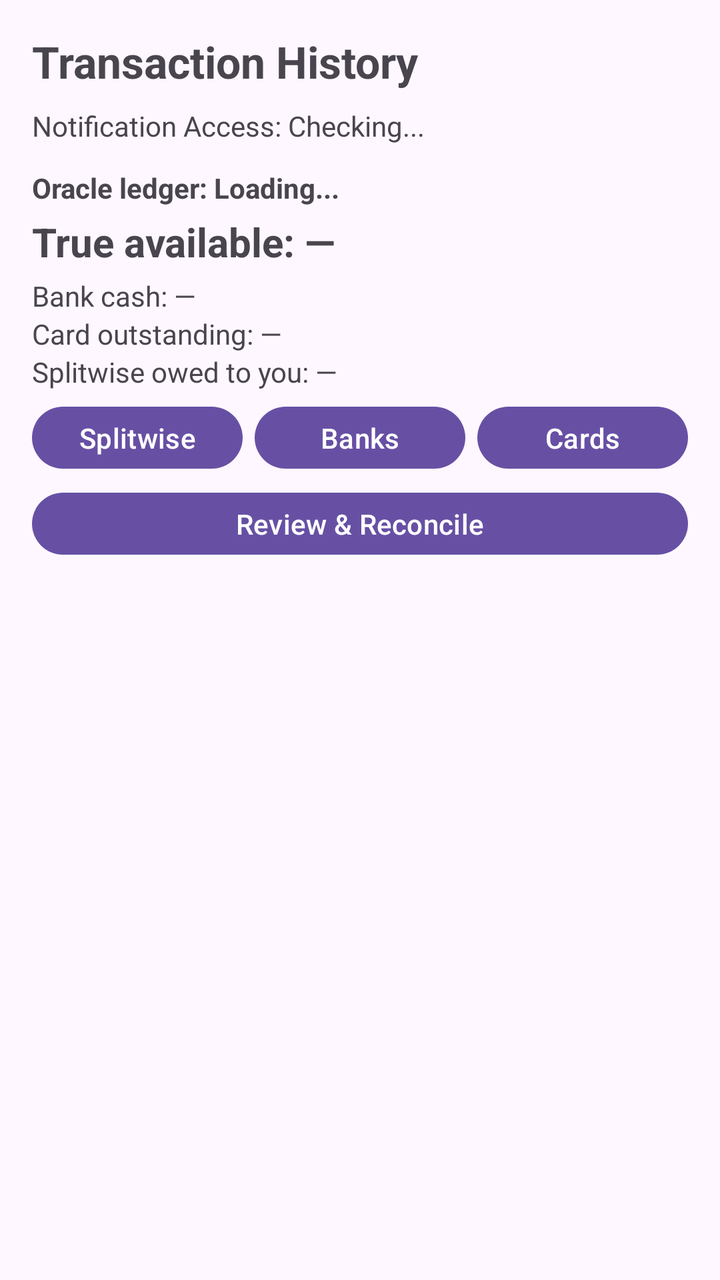
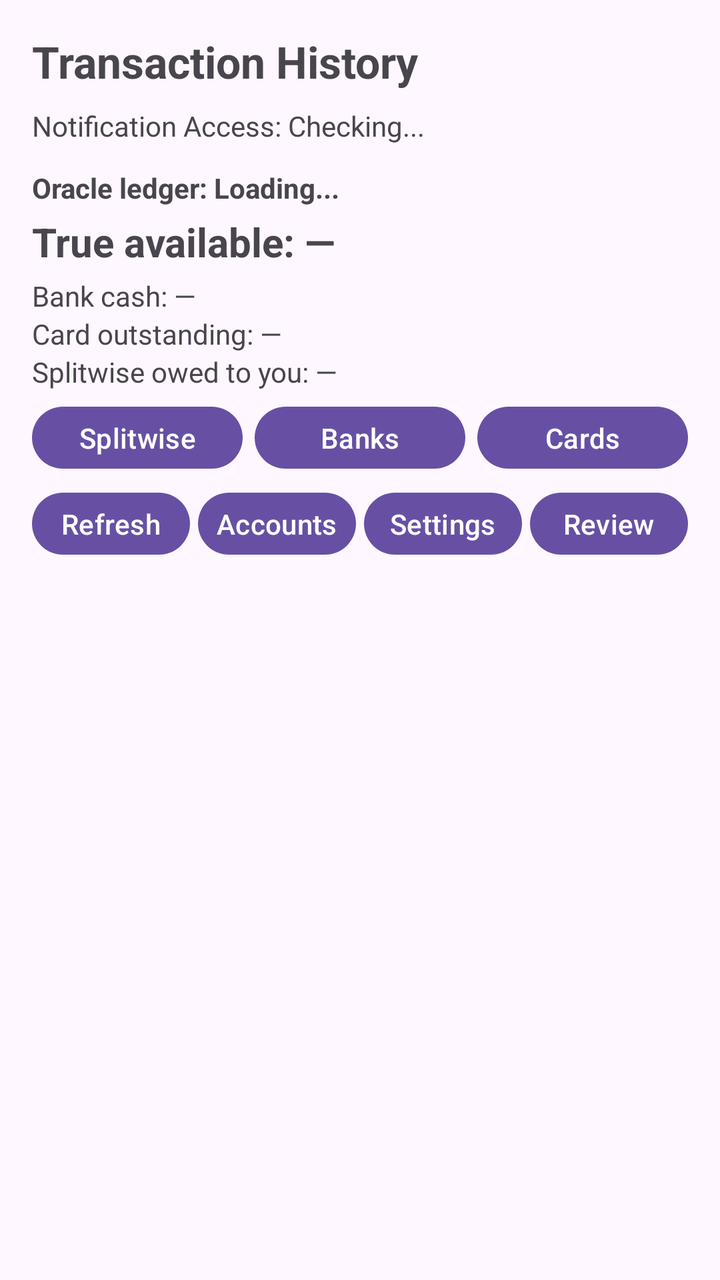

Compare the two renders of this Android layout. The source of the first and the diff that turns it into the second are given below.
<!-- AndroidManifest.xml: application theme Theme.FinanceSMSTracker -->
<!-- res/layout/activity_main.xml -->
<?xml version="1.0" encoding="utf-8"?>
<androidx.constraintlayout.widget.ConstraintLayout xmlns:android="http://schemas.android.com/apk/res/android"
    xmlns:app="http://schemas.android.com/apk/res-auto"
    xmlns:tools="http://schemas.android.com/tools"
    android:id="@+id/main"
    android:layout_width="match_parent"
    android:layout_height="match_parent"
    android:padding="16dp"
    tools:context=".MainActivity">

    <TextView
        android:id="@+id/textViewTitle"
        android:layout_width="wrap_content"
        android:layout_height="wrap_content"
        android:text="Transaction History"
        android:textSize="22sp"
        android:textStyle="bold"
        app:layout_constraintStart_toStartOf="parent"
        app:layout_constraintTop_toTopOf="parent" />

    <Button
        android:id="@+id/buttonOpenNotificationSettings"
        android:layout_width="0dp"
        android:layout_height="wrap_content"
        android:layout_marginTop="12dp"
        android:text="Open Notification Access Settings"
        android:visibility="gone"
        app:layout_constraintEnd_toEndOf="parent"
        app:layout_constraintStart_toStartOf="parent"
        app:layout_constraintTop_toBottomOf="@id/textViewTitle" />

    <TextView
        android:id="@+id/textViewNotificationStatus"
        android:layout_width="0dp"
        android:layout_height="wrap_content"
        android:layout_marginTop="8dp"
        android:text="Notification Access: Checking..."
        android:textSize="14sp"
        app:layout_constraintEnd_toEndOf="parent"
        app:layout_constraintStart_toStartOf="parent"
        app:layout_constraintTop_toBottomOf="@id/buttonOpenNotificationSettings" />

    <LinearLayout
        android:id="@+id/oracleLedgerPanel"
        android:layout_width="0dp"
        android:layout_height="wrap_content"
        android:layout_marginTop="12dp"
        android:orientation="vertical"
        app:layout_constraintEnd_toEndOf="parent"
        app:layout_constraintStart_toStartOf="parent"
        app:layout_constraintTop_toBottomOf="@id/textViewNotificationStatus">

        <TextView
            android:id="@+id/textViewOracleStatus"
            android:layout_width="wrap_content"
            android:layout_height="wrap_content"
            android:text="Oracle ledger: Loading..."
            android:textSize="14sp"
            android:textStyle="bold" />

        <TextView
            android:id="@+id/textViewTrueAvailable"
            android:layout_width="wrap_content"
            android:layout_height="wrap_content"
            android:layout_marginTop="4dp"
            android:text="True available: —"
            android:textSize="20sp"
            android:textStyle="bold" />

        <TextView
            android:id="@+id/textViewBankCash"
            android:layout_width="wrap_content"
            android:layout_height="wrap_content"
            android:layout_marginTop="4dp"
            android:text="Bank cash: —"
            android:textSize="14sp" />

        <TextView
            android:id="@+id/textViewCardOutstanding"
            android:layout_width="wrap_content"
            android:layout_height="wrap_content"
            android:text="Card outstanding: —"
            android:textSize="14sp" />

        <TextView
            android:id="@+id/textViewSplitwiseReceivable"
            android:layout_width="wrap_content"
            android:layout_height="wrap_content"
            android:text="Splitwise owed to you: —"
            android:textSize="14sp" />

        <LinearLayout
            android:layout_width="match_parent"
            android:layout_height="wrap_content"
            android:layout_marginTop="4dp"
            android:orientation="horizontal">

            <Button
                android:id="@+id/buttonEditSplitwise"
                android:layout_width="0dp"
                android:layout_height="wrap_content"
                android:layout_weight="1"
                android:minHeight="0dp"
                android:paddingStart="4dp"
                android:paddingEnd="4dp"
                android:text="Splitwise" />

            <Button
                android:id="@+id/buttonEditBankAccounts"
                android:layout_width="0dp"
                android:layout_height="wrap_content"
                android:layout_marginStart="6dp"
                android:layout_weight="1"
                android:minHeight="0dp"
                android:paddingStart="4dp"
                android:paddingEnd="4dp"
                android:text="Banks" />

            <Button
                android:id="@+id/buttonEditCreditCards"
                android:layout_width="0dp"
                android:layout_height="wrap_content"
                android:layout_marginStart="6dp"
                android:layout_weight="1"
                android:minHeight="0dp"
                android:paddingStart="4dp"
                android:paddingEnd="4dp"
                android:text="Cards" />
        </LinearLayout>

    </LinearLayout>

    <Button
        android:id="@+id/buttonReviewReconcile"
        android:layout_width="0dp"
        android:layout_height="wrap_content"
        android:layout_marginTop="4dp"
        android:minHeight="0dp"
        android:paddingStart="8dp"
        android:paddingEnd="8dp"
        android:text="Review &amp; Reconcile"
        app:layout_constraintEnd_toEndOf="parent"
        app:layout_constraintStart_toStartOf="parent"
        app:layout_constraintTop_toBottomOf="@id/oracleLedgerPanel" />

    <androidx.recyclerview.widget.RecyclerView
        android:id="@+id/recyclerViewTransactions"
        android:layout_width="0dp"
        android:layout_height="0dp"
        android:layout_marginTop="12dp"
        app:layout_constraintBottom_toBottomOf="parent"
        app:layout_constraintEnd_toEndOf="parent"
        app:layout_constraintStart_toStartOf="parent"
        app:layout_constraintTop_toBottomOf="@id/buttonReviewReconcile"
        tools:listitem="@layout/item_transaction" />

    <TextView
        android:id="@+id/textViewEmpty"
        android:layout_width="wrap_content"
        android:layout_height="wrap_content"
        android:text="No transactions found."
        android:textSize="16sp"
        android:visibility="gone"
        app:layout_constraintBottom_toBottomOf="parent"
        app:layout_constraintEnd_toEndOf="parent"
        app:layout_constraintStart_toStartOf="parent"
        app:layout_constraintTop_toTopOf="@id/recyclerViewTransactions" />

</androidx.constraintlayout.widget.ConstraintLayout>
<!-- res/layout/item_transaction.xml (included above) -->
<?xml version="1.0" encoding="utf-8"?>
<androidx.cardview.widget.CardView xmlns:android="http://schemas.android.com/apk/res/android"
    xmlns:app="http://schemas.android.com/apk/res-auto"
    android:layout_width="match_parent"
    android:layout_height="wrap_content"
    android:layout_marginBottom="8dp"
    app:cardCornerRadius="8dp"
    app:cardElevation="2dp">

    <LinearLayout
        android:layout_width="match_parent"
        android:layout_height="wrap_content"
        android:orientation="vertical"
        android:padding="12dp">

        <LinearLayout
            android:layout_width="match_parent"
            android:layout_height="wrap_content"
            android:orientation="horizontal">

            <TextView
                android:id="@+id/textViewMerchant"
                android:layout_width="0dp"
                android:layout_height="wrap_content"
                android:layout_weight="1"
                android:text="Merchant / Payee"
                android:textColor="@android:color/black"
                android:textSize="16sp"
                android:textStyle="bold" />

            <TextView
                android:id="@+id/textViewAmount"
                android:layout_width="wrap_content"
                android:layout_height="wrap_content"
                android:text="₹0.00"
                android:textSize="16sp"
                android:textStyle="bold" />
        </LinearLayout>

        <LinearLayout
            android:layout_width="match_parent"
            android:layout_height="wrap_content"
            android:layout_marginTop="4dp"
            android:orientation="horizontal">

            <TextView
                android:id="@+id/textViewCategory"
                android:layout_width="wrap_content"
                android:layout_height="wrap_content"
                android:background="#E0E0E0"
                android:paddingHorizontal="6dp"
                android:paddingVertical="2dp"
                android:text="CATEGORY"
                android:textSize="12sp"
                android:textStyle="bold" />

            <TextView
                android:id="@+id/textViewType"
                android:layout_width="wrap_content"
                android:layout_height="wrap_content"
                android:layout_marginStart="8dp"
                android:text="DEBIT"
                android:textSize="12sp" />

            <TextView
                android:id="@+id/textViewPaymentMethod"
                android:layout_width="0dp"
                android:layout_height="wrap_content"
                android:layout_weight="1"
                android:layout_marginStart="8dp"
                android:text="UPI"
                android:textSize="12sp" />

            <TextView
                android:id="@+id/textViewBank"
                android:layout_width="wrap_content"
                android:layout_height="wrap_content"
                android:text="HDFC"
                android:textSize="12sp" />
        </LinearLayout>

        <TextView
            android:id="@+id/textViewDateTime"
            android:layout_width="match_parent"
            android:layout_height="wrap_content"
            android:layout_marginTop="6dp"
            android:text="12 Oct 2023, 10:30 AM"
            android:textSize="11sp"
            android:textColor="@android:color/darker_gray" />

    </LinearLayout>
</androidx.cardview.widget.CardView>
<!-- resources referenced by this layout -->
<resources>
  <style name="Theme.FinanceSMSTracker" parent="Base.Theme.FinanceSMSTracker" />
  <style name="Base.Theme.FinanceSMSTracker" parent="Theme.Material3.DayNight.NoActionBar">
          
          
      </style>
</resources>

<!-- the commit's change to res/layout/activity_main.xml (unified diff, before → after) -->
@@ -130,18 +130,60 @@
 
     </LinearLayout>
 
-    <Button
-        android:id="@+id/buttonReviewReconcile"
+    <LinearLayout
+        android:id="@+id/oracleControlsRow"
         android:layout_width="0dp"
         android:layout_height="wrap_content"
         android:layout_marginTop="4dp"
-        android:minHeight="0dp"
-        android:paddingStart="8dp"
-        android:paddingEnd="8dp"
-        android:text="Review &amp; Reconcile"
-        app:layout_constraintEnd_toEndOf="parent"
-        app:layout_constraintStart_toStartOf="parent"
-        app:layout_constraintTop_toBottomOf="@id/oracleLedgerPanel" />
+        android:orientation="horizontal"
+        app:layout_constraintEnd_toEndOf="parent"
+        app:layout_constraintStart_toStartOf="parent"
+        app:layout_constraintTop_toBottomOf="@id/oracleLedgerPanel">
+
+        <Button
+            android:id="@+id/buttonRefreshOracle"
+            android:layout_width="0dp"
+            android:layout_height="wrap_content"
+            android:layout_weight="1"
+            android:minHeight="0dp"
+            android:paddingStart="2dp"
+            android:paddingEnd="2dp"
+            android:text="Refresh" />
+
+        <Button
+            android:id="@+id/buttonViewAccounts"
+            android:layout_width="0dp"
+            android:layout_height="wrap_content"
+            android:layout_marginStart="4dp"
+            android:layout_weight="1"
+            android:minHeight="0dp"
+            android:paddingStart="2dp"
+            android:paddingEnd="2dp"
+            android:text="Accounts" />
+
+        <Button
+            android:id="@+id/buttonOracleSettings"
+            android:layout_width="0dp"
+            android:layout_height="wrap_content"
+            android:layout_marginStart="4dp"
+            android:layout_weight="1"
+            android:minHeight="0dp"
+            android:paddingStart="2dp"
+            android:paddingEnd="2dp"
+            android:text="Settings" />
+
+        <Button
+            android:id="@+id/buttonReviewReconcile"
+            android:layout_width="0dp"
+            android:layout_height="wrap_content"
+            android:layout_marginStart="4dp"
+            android:layout_weight="1"
+            android:minHeight="0dp"
+            android:paddingStart="2dp"
+            android:paddingEnd="2dp"
+            android:text="Review" />
+
+    </LinearLayout>
 
     <androidx.recyclerview.widget.RecyclerView
         android:id="@+id/recyclerViewTransactions"
